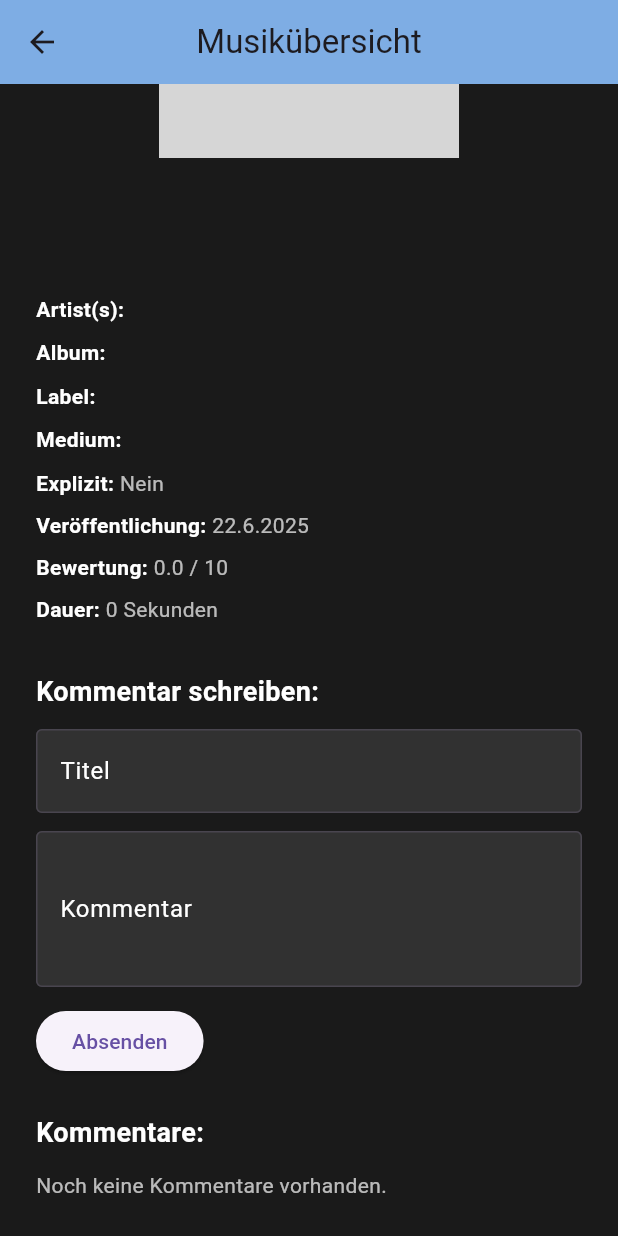
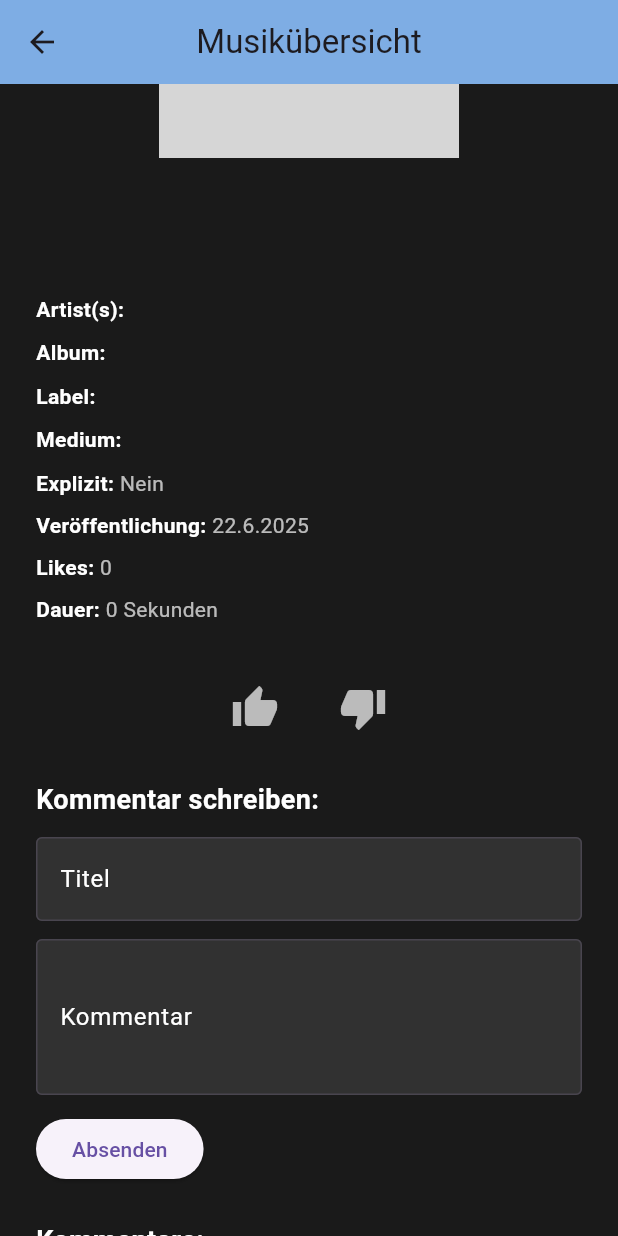
Before and after one commit to benni1848/app_bamk, a Flutter app: the MusicPage screen opened directly with empty values, scrolled down 251 dp, on a phone screen of 412 x 824 dp. Run offline on Flutter 3.47's test engine with Material 3 defaults, Android fonts, the phone set to English and light mode, and no system bars; our stand-ins replace bloc, flutter_bloc, flutter_dotenv, shared_preferences, youtube_player_flutter; accounts and stored records are empty; network calls fail; grey boxes are pictures that could not be loaded.

Commit message:
minor bug fixes

```diff
--- a/lib/api/model/music_model.dart
+++ b/lib/api/model/music_model.dart
@@ -33,7 +33,7 @@ class MusicModel extends MusicEntity {
           ? DateTime.parse(json['releaseDate'])
           : DateTime(2000),
       description: json['description'] ?? '',
-      rating: (json['rating'] as num?)?.toDouble() ?? 0.0,
+      rating: (json['likes']),
       coverImage: json['coverImage'] ?? '',
       imageURL: json['imageURL'] ?? '',
       explicit: json['explicit']?.toString().toLowerCase() == 'true',
--- a/lib/domain/entities/music_entity.dart
+++ b/lib/domain/entities/music_entity.dart
@@ -10,7 +10,7 @@ class MusicEntity {
   final DateTime releaseDate;
   final List<String> imageUrls;
   final String description;
-  final double rating;
+  final int rating;
   final String coverImage;
   final String imageURL;
   final bool explicit;
--- a/lib/presentation/music_page/widgets/music_page_form.dart
+++ b/lib/presentation/music_page/widgets/music_page_form.dart
@@ -6,6 +6,7 @@ import 'package:flutter/material.dart';
 import 'package:provider/provider.dart';
 import 'package:flutter_dotenv/flutter_dotenv.dart';
 import 'package:http/http.dart' as http;
+import 'package:shared_preferences/shared_preferences.dart';
 
 class MusicPageForm extends StatefulWidget {
   final MusicEntity music;
@@ -22,11 +23,39 @@ class _MusicPageFormState extends State<MusicPageForm> {
   final _contentController = TextEditingController();
   List<Map<String, dynamic>> _comments = [];
   bool _isLoadingComments = true;
+  String? _userVote; // "like", "dislike", oder null
+  bool _isVoting = false;
+
+  Future<void> _loadUserVote() async {
+    final prefs = await SharedPreferences.getInstance();
+    final vote = prefs.getString('music_vote_${widget.music.id}');
+    setState(() {
+      _userVote = vote;
+    });
+  }
+
+  Future<void> _vote(String value) async {
+    final prefs = await SharedPreferences.getInstance();
+    if (_userVote == value) {
+      // Gleiche Stimme nochmal gedrückt → zurücksetzen
+      await prefs.remove('music_vote_${widget.music.id}');
+      setState(() {
+        _userVote = null;
+      });
+    } else {
+      // Neue Stimme setzen
+      await prefs.setString('music_vote_${widget.music.id}', value);
+      setState(() {
+        _userVote = value;
+      });
+    }
+  }
 
   @override
   void initState() {
     super.initState();
     _fetchComments();
+    _loadUserVote();
   }
 
   @override
@@ -176,8 +205,31 @@ class _MusicPageFormState extends State<MusicPageForm> {
           _buildDetail("Explizit", music.explicit ? "Ja" : "Nein"),
           _buildDetail("Veröffentlichung",
               "${music.releaseDate.day}.${music.releaseDate.month}.${music.releaseDate.year}"),
-          _buildDetail("Bewertung", "${music.rating} / 10"),
+          _buildDetail("Likes", "${music.rating} "),
           _buildDetail("Dauer", "${music.duration} Sekunden"),
+          const SizedBox(height: 24),
+          Row(
+            mainAxisAlignment: MainAxisAlignment.center,
+            children: [
+              IconButton(
+                onPressed: _isVoting ? null : () => _vote("like"),
+                icon: Icon(
+                  Icons.thumb_up,
+                  color: _userVote == "like" ? Colors.green : Colors.white70,
+                  size: 32,
+                ),
+              ),
+              const SizedBox(width: 24),
+              IconButton(
+                onPressed: _isVoting ? null : () => _vote("dislike"),
+                icon: Icon(
+                  Icons.thumb_down,
+                  color: _userVote == "dislike" ? Colors.red : Colors.white70,
+                  size: 32,
+                ),
+              ),
+            ],
+          ),
           const SizedBox(height: 24),
           const Text("Kommentar schreiben:",
               style: TextStyle(
```
Also changed, not shown: lib/presentation/dashboard_page/widgets/dashboard_top10_page_form.dart (+26 -15 lines), lib/presentation/userProfile_page/widgets/userProfile_page_form.dart (+7 -5 lines).
